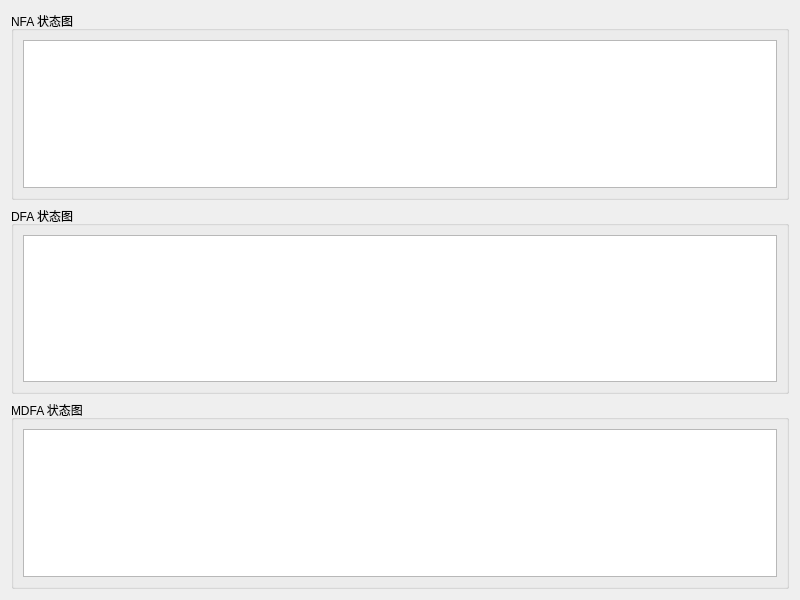
First picture: the form in XLEX/lexitemdialog.ui, repository wengx00/compilation-project, before the edit.
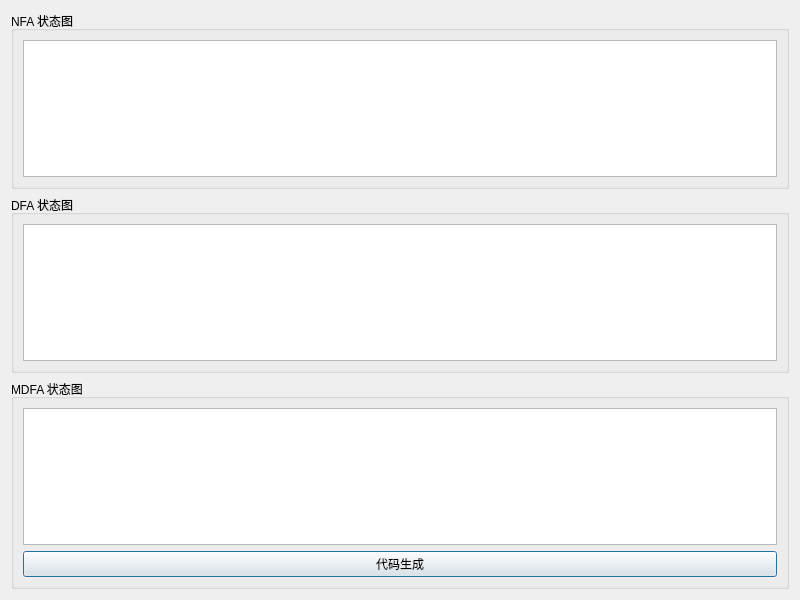
Second picture: the form after the edit.

```diff
--- a/XLEX/lexitemdialog.ui
+++ b/XLEX/lexitemdialog.ui
@@ -49,6 +49,13 @@
         <item>
          <widget class="QTableWidget" name="mdfaTable"/>
         </item>
+        <item>
+         <widget class="QPushButton" name="codeGenerate">
+          <property name="text">
+           <string>代码生成</string>
+          </property>
+         </widget>
+        </item>
        </layout>
       </widget>
      </item>
```
